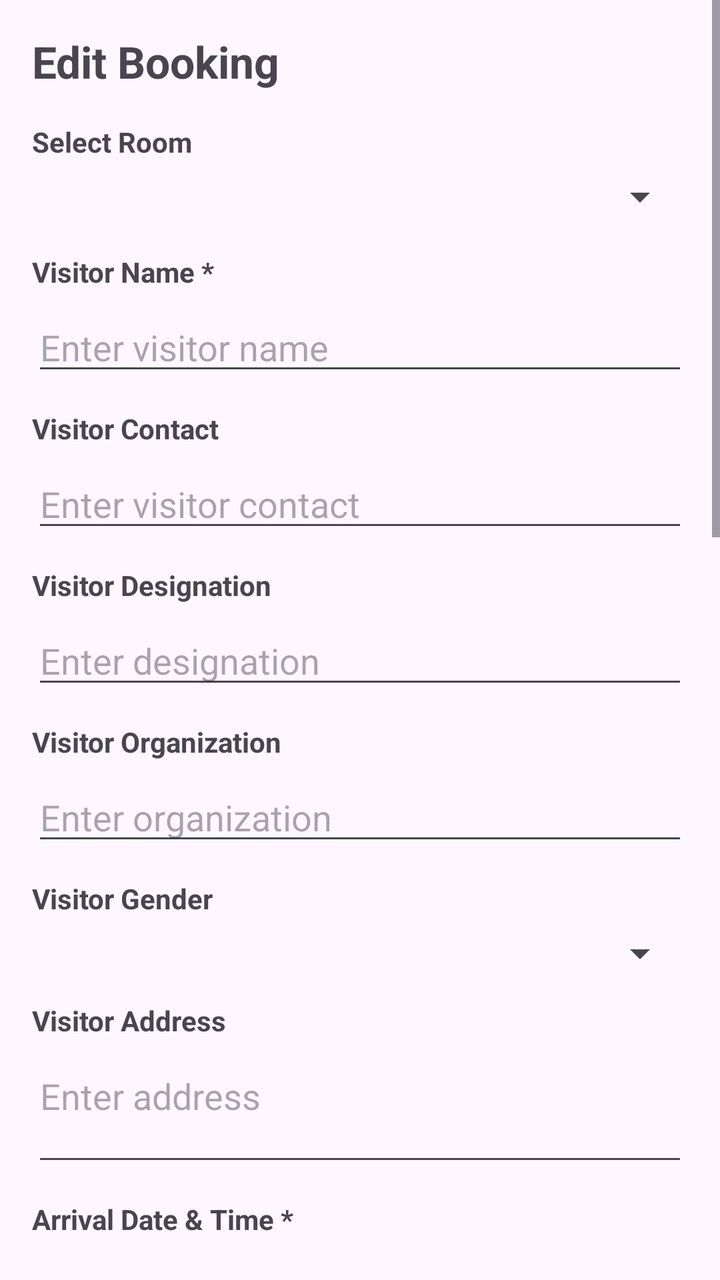
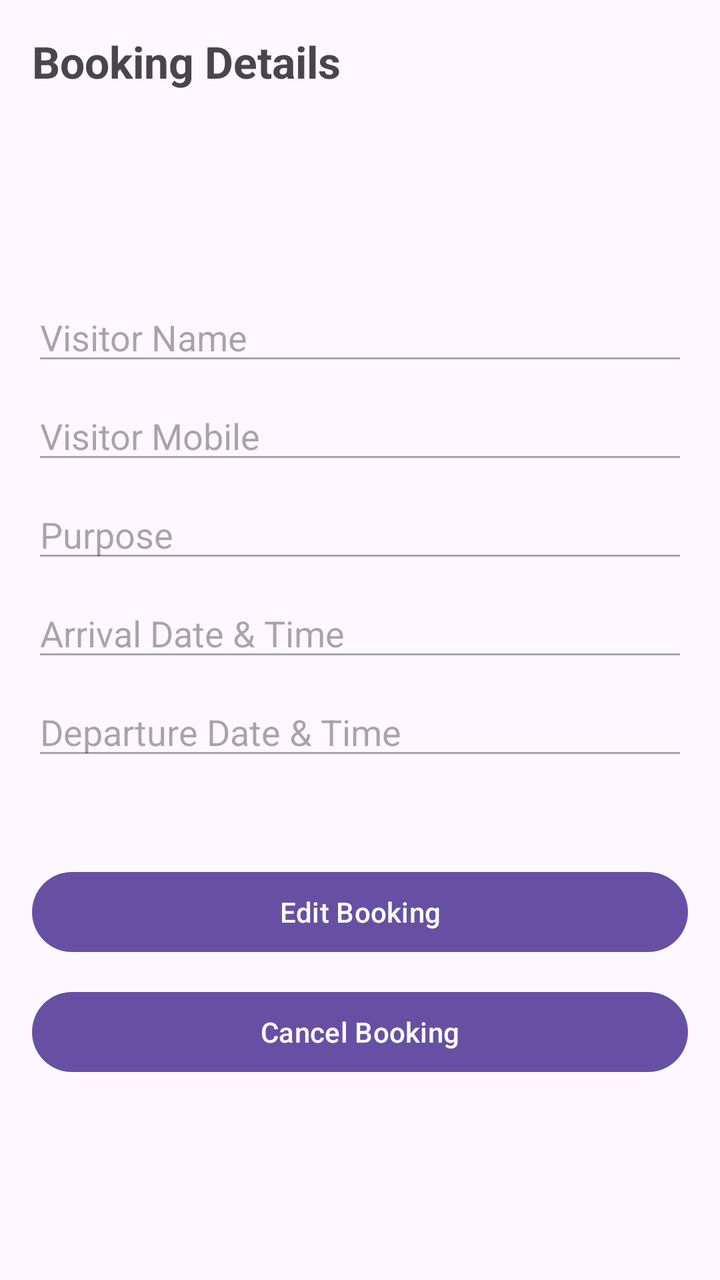

Before-and-after screenshots of an Android layout around one commit, followed by the original layout XML and the change that was made.
<!-- AndroidManifest.xml: application theme Theme.P2PRoomBooking -->
<!-- res/layout/activity_edit_booking.xml -->
<?xml version="1.0" encoding="utf-8"?>
<ScrollView xmlns:android="http://schemas.android.com/apk/res/android"
    android:layout_width="match_parent"
    android:layout_height="match_parent"
    android:fillViewport="true">

    <LinearLayout
        android:layout_width="match_parent"
        android:layout_height="wrap_content"
        android:orientation="vertical"
        android:padding="16dp">

        <TextView
            android:id="@+id/tvTitle"
            android:layout_width="wrap_content"
            android:layout_height="wrap_content"
            android:text="Edit Booking"
            android:textSize="22sp"
            android:textStyle="bold"
            android:layout_marginBottom="16dp" />

        <TextView
            android:layout_width="wrap_content"
            android:layout_height="wrap_content"
            android:text="Select Room"
            android:textStyle="bold"
            android:layout_marginBottom="6dp" />

        <Spinner
            android:id="@+id/spRooms"
            android:layout_width="match_parent"
            android:layout_height="wrap_content"
            android:layout_marginBottom="16dp" />

        <TextView
            android:layout_width="wrap_content"
            android:layout_height="wrap_content"
            android:text="Visitor Name *"
            android:textStyle="bold"
            android:layout_marginBottom="6dp" />

        <EditText
            android:id="@+id/etVisitorName"
            android:layout_width="match_parent"
            android:layout_height="wrap_content"
            android:hint="Enter visitor name"
            android:inputType="textPersonName"
            android:layout_marginBottom="12dp" />

        <TextView
            android:layout_width="wrap_content"
            android:layout_height="wrap_content"
            android:text="Visitor Contact"
            android:textStyle="bold"
            android:layout_marginBottom="6dp" />

        <EditText
            android:id="@+id/etVisitorContact"
            android:layout_width="match_parent"
            android:layout_height="wrap_content"
            android:hint="Enter visitor contact"
            android:inputType="phone"
            android:layout_marginBottom="12dp" />

        <TextView
            android:layout_width="wrap_content"
            android:layout_height="wrap_content"
            android:text="Visitor Designation"
            android:textStyle="bold"
            android:layout_marginBottom="6dp" />

        <EditText
            android:id="@+id/etVisitorDesignation"
            android:layout_width="match_parent"
            android:layout_height="wrap_content"
            android:hint="Enter designation"
            android:inputType="text"
            android:layout_marginBottom="12dp" />

        <TextView
            android:layout_width="wrap_content"
            android:layout_height="wrap_content"
            android:text="Visitor Organization"
            android:textStyle="bold"
            android:layout_marginBottom="6dp" />

        <EditText
            android:id="@+id/etVisitorOrganization"
            android:layout_width="match_parent"
            android:layout_height="wrap_content"
            android:hint="Enter organization"
            android:inputType="text"
            android:layout_marginBottom="12dp" />

        <TextView
            android:layout_width="wrap_content"
            android:layout_height="wrap_content"
            android:text="Visitor Gender"
            android:textStyle="bold"
            android:layout_marginBottom="6dp" />

        <Spinner
            android:id="@+id/spVisitorGender"
            android:layout_width="match_parent"
            android:layout_height="wrap_content"
            android:layout_marginBottom="12dp" />

        <TextView
            android:layout_width="wrap_content"
            android:layout_height="wrap_content"
            android:text="Visitor Address"
            android:textStyle="bold"
            android:layout_marginBottom="6dp" />

        <EditText
            android:id="@+id/etVisitorAddress"
            android:layout_width="match_parent"
            android:layout_height="wrap_content"
            android:hint="Enter address"
            android:inputType="textMultiLine"
            android:minLines="2"
            android:gravity="top|start"
            android:layout_marginBottom="12dp" />

        <TextView
            android:layout_width="wrap_content"
            android:layout_height="wrap_content"
            android:text="Arrival Date &amp; Time *"
            android:textStyle="bold"
            android:layout_marginBottom="6dp" />

        <EditText
            android:id="@+id/etStartDateTime"
            android:layout_width="match_parent"
            android:layout_height="wrap_content"
            android:focusable="false"
            android:clickable="true"
            android:cursorVisible="false"
            android:inputType="none"
            android:hint="Select arrival date and time"
            android:layout_marginBottom="12dp" />

        <TextView
            android:layout_width="wrap_content"
            android:layout_height="wrap_content"
            android:text="Departure Date &amp; Time *"
            android:textStyle="bold"
            android:layout_marginBottom="6dp" />

        <EditText
            android:id="@+id/etEndDateTime"
            android:layout_width="match_parent"
            android:layout_height="wrap_content"
            android:focusable="false"
            android:clickable="true"
            android:cursorVisible="false"
            android:inputType="none"
            android:hint="Select departure date and time"
            android:layout_marginBottom="12dp" />

        <TextView
            android:layout_width="wrap_content"
            android:layout_height="wrap_content"
            android:text="Purpose of Visit"
            android:textStyle="bold"
            android:layout_marginBottom="6dp" />

        <EditText
            android:id="@+id/etPurpose"
            android:layout_width="match_parent"
            android:layout_height="wrap_content"
            android:hint="Enter purpose"
            android:inputType="textMultiLine"
            android:minLines="2"
            android:gravity="top|start"
            android:layout_marginBottom="12dp" />

        <TextView
            android:layout_width="wrap_content"
            android:layout_height="wrap_content"
            android:text="Coordinator Name *"
            android:textStyle="bold"
            android:layout_marginBottom="6dp" />

        <EditText
            android:id="@+id/etCoordinatorName"
            android:layout_width="match_parent"
            android:layout_height="wrap_content"
            android:hint="Enter coordinator name"
            android:inputType="textPersonName"
            android:layout_marginBottom="12dp" />

        <TextView
            android:layout_width="wrap_content"
            android:layout_height="wrap_content"
            android:text="Coordinator Designation"
            android:textStyle="bold"
            android:layout_marginBottom="6dp" />

        <EditText
            android:id="@+id/etCoordinatorDesignation"
            android:layout_width="match_parent"
            android:layout_height="wrap_content"
            android:hint="Enter designation"
            android:inputType="text"
            android:layout_marginBottom="12dp" />

        <TextView
            android:layout_width="wrap_content"
            android:layout_height="wrap_content"
            android:text="Coordinator Department"
            android:textStyle="bold"
            android:layout_marginBottom="6dp" />

        <EditText
            android:id="@+id/etCoordinatorDepartment"
            android:layout_width="match_parent"
            android:layout_height="wrap_content"
            android:hint="Enter department"
            android:inputType="text"
            android:layout_marginBottom="12dp" />

        <TextView
            android:layout_width="wrap_content"
            android:layout_height="wrap_content"
            android:text="Coordinator Mobile"
            android:textStyle="bold"
            android:layout_marginBottom="6dp" />

        <EditText
            android:id="@+id/etCoordinatorMobile"
            android:layout_width="match_parent"
            android:layout_height="wrap_content"
            android:hint="Enter mobile"
            android:inputType="phone"
            android:layout_marginBottom="12dp" />

        <TextView
            android:layout_width="wrap_content"
            android:layout_height="wrap_content"
            android:text="Logistics Name / Designation"
            android:textStyle="bold"
            android:layout_marginBottom="6dp" />

        <EditText
            android:id="@+id/etLogisticsNameDesignation"
            android:layout_width="match_parent"
            android:layout_height="wrap_content"
            android:hint="Enter logistics name/designation"
            android:inputType="text"
            android:layout_marginBottom="12dp" />

        <TextView
            android:layout_width="wrap_content"
            android:layout_height="wrap_content"
            android:text="Logistics Mobile"
            android:textStyle="bold"
            android:layout_marginBottom="6dp" />

        <EditText
            android:id="@+id/etLogisticsMobile"
            android:layout_width="match_parent"
            android:layout_height="wrap_content"
            android:hint="Enter logistics mobile"
            android:inputType="phone"
            android:layout_marginBottom="12dp" />

        <TextView
            android:layout_width="wrap_content"
            android:layout_height="wrap_content"
            android:text="Remarks"
            android:textStyle="bold"
            android:layout_marginBottom="6dp" />

        <EditText
            android:id="@+id/etRemarks"
            android:layout_width="match_parent"
            android:layout_height="wrap_content"
            android:hint="Enter remarks"
            android:inputType="textMultiLine"
            android:minLines="2"
            android:gravity="top|start"
            android:layout_marginBottom="16dp" />

        <Button
            android:id="@+id/btnUpdate"
            android:layout_width="match_parent"
            android:layout_height="wrap_content"
            android:text="Update Booking"
            android:layout_marginBottom="12dp" />

        <TextView
            android:id="@+id/tvMsg"
            android:layout_width="match_parent"
            android:layout_height="wrap_content"
            android:text=""
            android:textSize="14sp" />

    </LinearLayout>
</ScrollView>
<!-- resources referenced by this layout -->
<resources>
  <style name="Theme.P2PRoomBooking" parent="Base.Theme.P2PRoomBooking" />
  <style name="Base.Theme.P2PRoomBooking" parent="Theme.Material3.DayNight.NoActionBar">
          
          
      </style>
</resources>

<!-- the commit's change to res/layout/activity_edit_booking.xml (unified diff, before → after) -->
@@ -2,299 +2,130 @@
 <ScrollView xmlns:android="http://schemas.android.com/apk/res/android"
     android:layout_width="match_parent"
     android:layout_height="match_parent"
-    android:fillViewport="true">
+    android:padding="16dp">
 
     <LinearLayout
         android:layout_width="match_parent"
         android:layout_height="wrap_content"
-        android:orientation="vertical"
-        android:padding="16dp">
+        android:orientation="vertical">
 
         <TextView
-            android:id="@+id/tvTitle"
             android:layout_width="wrap_content"
             android:layout_height="wrap_content"
-            android:text="Edit Booking"
+            android:text="Booking Details"
             android:textSize="22sp"
             android:textStyle="bold"
             android:layout_marginBottom="16dp" />
 
         <TextView
-            android:layout_width="wrap_content"
-            android:layout_height="wrap_content"
-            android:text="Select Room"
-            android:textStyle="bold"
-            android:layout_marginBottom="6dp" />
-
-        <Spinner
-            android:id="@+id/spRooms"
+            android:id="@+id/tvBookingId"
             android:layout_width="match_parent"
             android:layout_height="wrap_content"
-            android:layout_marginBottom="16dp" />
+            android:textStyle="bold" />
 
         <TextView
-            android:layout_width="wrap_content"
+            android:id="@+id/tvRoomName"
+            android:layout_width="match_parent"
             android:layout_height="wrap_content"
-            android:text="Visitor Name *"
-            android:textStyle="bold"
-            android:layout_marginBottom="6dp" />
+            android:layout_marginTop="8dp" />
+
+        <TextView
+            android:id="@+id/tvCreatedBy"
+            android:layout_width="match_parent"
+            android:layout_height="wrap_content"
+            android:layout_marginTop="8dp" />
 
         <EditText
             android:id="@+id/etVisitorName"
             android:layout_width="match_parent"
             android:layout_height="wrap_content"
-            android:hint="Enter visitor name"
-            android:inputType="textPersonName"
-            android:layout_marginBottom="12dp" />
-
-        <TextView
-            android:layout_width="wrap_content"
-            android:layout_height="wrap_content"
-            android:text="Visitor Contact"
-            android:textStyle="bold"
-            android:layout_marginBottom="6dp" />
+            android:hint="Visitor Name"
+            android:enabled="false"
+            android:layout_marginTop="12dp" />
 
         <EditText
-            android:id="@+id/etVisitorContact"
+            android:id="@+id/etVisitorMobile"
             android:layout_width="match_parent"
             android:layout_height="wrap_content"
-            android:hint="Enter visitor contact"
+            android:hint="Visitor Mobile"
             android:inputType="phone"
-            android:layout_marginBottom="12dp" />
-
-        <TextView
-            android:layout_width="wrap_content"
-            android:layout_height="wrap_content"
-            android:text="Visitor Designation"
-            android:textStyle="bold"
-            android:layout_marginBottom="6dp" />
-
-        <EditText
-            android:id="@+id/etVisitorDesignation"
-            android:layout_width="match_parent"
-            android:layout_height="wrap_content"
-            android:hint="Enter designation"
-            android:inputType="text"
-            android:layout_marginBottom="12dp" />
-
-        <TextView
-            android:layout_width="wrap_content"
-            android:layout_height="wrap_content"
-            android:text="Visitor Organization"
-            android:textStyle="bold"
-            android:layout_marginBottom="6dp" />
-
-        <EditText
-            android:id="@+id/etVisitorOrganization"
-            android:layout_width="match_parent"
-            android:layout_height="wrap_content"
-            android:hint="Enter organization"
-            android:inputType="text"
-            android:layout_marginBottom="12dp" />
-
-        <TextView
-            android:layout_width="wrap_content"
-            android:layout_height="wrap_content"
-            android:text="Visitor Gender"
-            android:textStyle="bold"
-            android:layout_marginBottom="6dp" />
-
-        <Spinner
-            android:id="@+id/spVisitorGender"
-            android:layout_width="match_parent"
-            android:layout_height="wrap_content"
-            android:layout_marginBottom="12dp" />
-
-        <TextView
-            android:layout_width="wrap_content"
-            android:layout_height="wrap_content"
-            android:text="Visitor Address"
-            android:textStyle="bold"
-            android:layout_marginBottom="6dp" />
-
-        <EditText
-            android:id="@+id/etVisitorAddress"
-            android:layout_width="match_parent"
-            android:layout_height="wrap_content"
-            android:hint="Enter address"
-            android:inputType="textMultiLine"
-            android:minLines="2"
-            android:gravity="top|start"
-            android:layout_marginBottom="12dp" />
-
-        <TextView
-            android:layout_width="wrap_content"
-            android:layout_height="wrap_content"
-            android:text="Arrival Date &amp; Time *"
-            android:textStyle="bold"
-            android:layout_marginBottom="6dp" />
-
-        <EditText
-            android:id="@+id/etStartDateTime"
-            android:layout_width="match_parent"
-            android:layout_height="wrap_content"
-            android:focusable="false"
-            android:clickable="true"
-            android:cursorVisible="false"
-            android:inputType="none"
-            android:hint="Select arrival date and time"
-            android:layout_marginBottom="12dp" />
-
-        <TextView
-            android:layout_width="wrap_content"
-            android:layout_height="wrap_content"
-            android:text="Departure Date &amp; Time *"
-            android:textStyle="bold"
-            android:layout_marginBottom="6dp" />
-
-        <EditText
-            android:id="@+id/etEndDateTime"
-            android:layout_width="match_parent"
-            android:layout_height="wrap_content"
-            android:focusable="false"
-            android:clickable="true"
-            android:cursorVisible="false"
-            android:inputType="none"
-            android:hint="Select departure date and time"
-            android:layout_marginBottom="12dp" />
-
-        <TextView
-            android:layout_width="wrap_content"
-            android:layout_height="wrap_content"
-            android:text="Purpose of Visit"
-            android:textStyle="bold"
-            android:layout_marginBottom="6dp" />
+            android:enabled="false"
+            android:layout_marginTop="8dp" />
 
         <EditText
             android:id="@+id/etPurpose"
             android:layout_width="match_parent"
             android:layout_height="wrap_content"
-            android:hint="Enter purpose"
-            android:inputType="textMultiLine"
-            android:minLines="2"
-            android:gravity="top|start"
-            android:layout_marginBottom="12dp" />
+            android:hint="Purpose"
+            android:enabled="false"
+            android:layout_marginTop="8dp" />
+
+        <EditText
+            android:id="@+id/etArrivalDT"
+            android:layout_width="match_parent"
+            android:layout_height="wrap_content"
+            android:hint="Arrival Date &amp; Time"
+            android:enabled="false"
+            android:focusable="false"
+            android:clickable="false"
+            android:inputType="none"
+            android:layout_marginTop="8dp" />
+
+        <EditText
+            android:id="@+id/etDepartureDT"
+            android:layout_width="match_parent"
+            android:layout_height="wrap_content"
+            android:hint="Departure Date &amp; Time"
+            android:enabled="false"
+            android:focusable="false"
+            android:clickable="false"
+            android:inputType="none"
+            android:layout_marginTop="8dp" />
 
         <TextView
-            android:layout_width="wrap_content"
-            android:layout_height="wrap_content"
-            android:text="Coordinator Name *"
-            android:textStyle="bold"
-            android:layout_marginBottom="6dp" />
-
-        <EditText
-            android:id="@+id/etCoordinatorName"
+            android:id="@+id/tvStatus"
             android:layout_width="match_parent"
             android:layout_height="wrap_content"
-            android:hint="Enter coordinator name"
-            android:inputType="textPersonName"
-            android:layout_marginBottom="12dp" />
+            android:textStyle="bold"
+            android:layout_marginTop="12dp" />
 
-        <TextView
-            android:layout_width="wrap_content"
-            android:layout_height="wrap_content"
-            android:text="Coordinator Designation"
-            android:textStyle="bold"
-            android:layout_marginBottom="6dp" />
-
-        <EditText
-            android:id="@+id/etCoordinatorDesignation"
+        <LinearLayout
             android:layout_width="match_parent"
             android:layout_height="wrap_content"
-            android:hint="Enter designation"
-            android:inputType="text"
-            android:layout_marginBottom="12dp" />
+            android:orientation="horizontal"
+            android:layout_marginTop="16dp">
 
-        <TextView
-            android:layout_width="wrap_content"
-            android:layout_height="wrap_content"
-            android:text="Coordinator Department"
-            android:textStyle="bold"
-            android:layout_marginBottom="6dp" />
+            <Button
+                android:id="@+id/btnEditBooking"
+                android:layout_width="0dp"
+                android:layout_height="wrap_content"
+                android:layout_weight="1"
+                android:text="Edit Booking" />
 
-        <EditText
-            android:id="@+id/etCoordinatorDepartment"
+            <Button
+                android:id="@+id/btnSaveChanges"
+                android:layout_width="0dp"
+                android:layout_height="wrap_content"
+                android:layout_weight="1"
+                android:text="Save Changes"
+                android:visibility="gone"
+                android:layout_marginStart="8dp" />
+        </LinearLayout>
+
+        <Button
+            android:id="@+id/btnCancelEdit"
             android:layout_width="match_parent"
             android:layout_height="wrap_content"
-            android:hint="Enter department"
-            android:inputType="text"
-            android:layout_marginBottom="12dp" />
+            android:text="Cancel Edit"
+            android:visibility="gone"
+            android:layout_marginTop="8dp" />
 
-        <TextView
-            android:layout_width="wrap_content"
-            android:layout_height="wrap_content"
-            android:text="Coordinator Mobile"
-            android:textStyle="bold"
-            android:layout_marginBottom="6dp" />
-
-        <EditText
-            android:id="@+id/etCoordinatorMobile"
+        <Button
+            android:id="@+id/btnCancelBooking"
             android:layout_width="match_parent"
             android:layout_height="wrap_content"
-            android:hint="Enter mobile"
-            android:inputType="phone"
-            android:layout_marginBottom="12dp" />
-
-        <TextView
-            android:layout_width="wrap_content"
-            android:layout_height="wrap_content"
-            android:text="Logistics Name / Designation"
-            android:textStyle="bold"
-            android:layout_marginBottom="6dp" />
-
-        <EditText
-            android:id="@+id/etLogisticsNameDesignation"
-            android:layout_width="match_parent"
-            android:layout_height="wrap_content"
-            android:hint="Enter logistics name/designation"
-            android:inputType="text"
-            android:layout_marginBottom="12dp" />
-
-        <TextView
-            android:layout_width="wrap_content"
-            android:layout_height="wrap_content"
-            android:text="Logistics Mobile"
-            android:textStyle="bold"
-            android:layout_marginBottom="6dp" />
-
-        <EditText
-            android:id="@+id/etLogisticsMobile"
-            android:layout_width="match_parent"
-            android:layout_height="wrap_content"
-            android:hint="Enter logistics mobile"
-            android:inputType="phone"
-            android:layout_marginBottom="12dp" />
-
-        <TextView
-            android:layout_width="wrap_content"
-            android:layout_height="wrap_content"
-            android:text="Remarks"
-            android:textStyle="bold"
-            android:layout_marginBottom="6dp" />
-
-        <EditText
-            android:id="@+id/etRemarks"
-            android:layout_width="match_parent"
-            android:layout_height="wrap_content"
-            android:hint="Enter remarks"
-            android:inputType="textMultiLine"
-            android:minLines="2"
-            android:gravity="top|start"
-            android:layout_marginBottom="16dp" />
-
-        <Button
-            android:id="@+id/btnUpdate"
-            android:layout_width="match_parent"
-            android:layout_height="wrap_content"
-            android:text="Update Booking"
-            android:layout_marginBottom="12dp" />
-
-        <TextView
-            android:id="@+id/tvMsg"
-            android:layout_width="match_parent"
-            android:layout_height="wrap_content"
-            android:text=""
-            android:textSize="14sp" />
+            android:text="Cancel Booking"
+            android:layout_marginTop="12dp" />
 
     </LinearLayout>
 </ScrollView>
